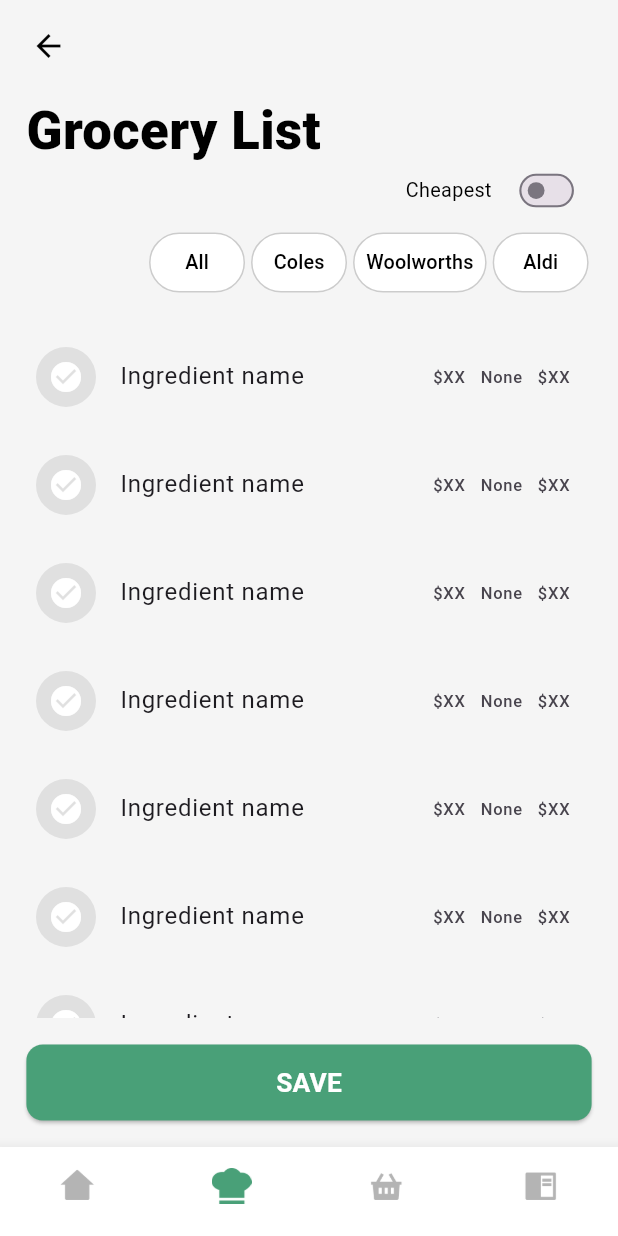
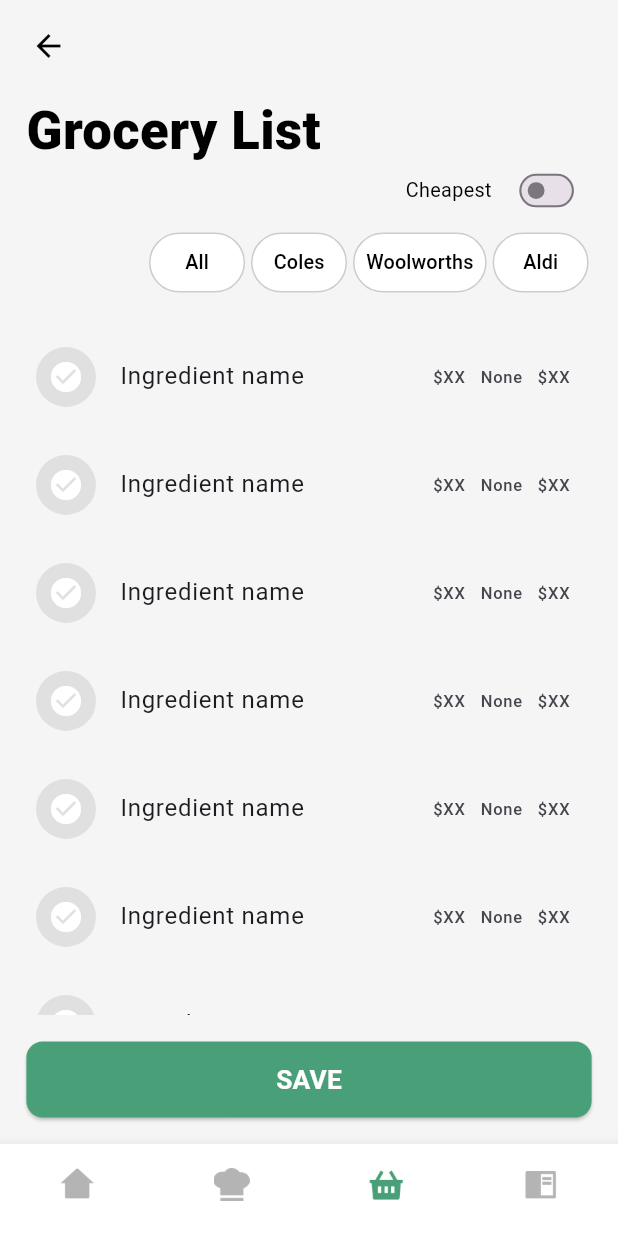
Before and after one commit to aadityayadav17/binarybandits, a Flutter app: the GroceryListScreen screen opened directly, on a phone screen of 412 x 824 dp. Run offline on Flutter 3.47's test engine with Material 3 defaults, Android fonts, the phone set to English and light mode, and no system bars; our stand-ins replace country_code_picker, dropdown_button2, firebase_auth, firebase_core, firebase_database, google_fonts and 1 more; accounts and stored records are empty.

Commit message:
Bottom Navigation (3/n) - Enabled Grocery List

```diff
--- a/lib/screens/grocery_list_screen/grocery_list_screen.dart
+++ b/lib/screens/grocery_list_screen/grocery_list_screen.dart
@@ -2,6 +2,7 @@ import 'package:flutter/material.dart';
 import 'package:google_fonts/google_fonts.dart';
 import 'package:binarybandits/screens/home_screen/home_screen.dart';
 import 'package:binarybandits/screens/weekly_menu_screen/weekly_menu_screen.dart';
+import 'package:binarybandits/screens/recipe_selection_screen/recipe_selection_screen.dart';
 
 // Proportional helper functions
 double proportionalWidth(BuildContext context, double size) {
@@ -239,7 +240,12 @@ class _GroceryListScreenState extends State<GroceryListScreen> {
             );
             break;
           case 1:
-            // Action for Discover Recipe button
+            Navigator.push(
+              context,
+              MaterialPageRoute(
+                builder: (context) => const RecipeSelectionScreen(),
+              ),
+            );
             break;
           case 2:
             // Action for Grocery List button
@@ -267,17 +273,17 @@ class _GroceryListScreenState extends State<GroceryListScreen> {
         ),
         BottomNavigationBarItem(
           icon: Image.asset(
-            'assets/icons/bottom_navigation/discover-recipe-on.png',
-            width: proportionalWidth(context, 24),
-            height: proportionalHeight(context, 24),
+            'assets/icons/bottom_navigation/discover-recipe-off.png',
+            width: proportionalWidth(context, 22),
+            height: proportionalHeight(context, 22),
           ),
           label: '',
         ),
         BottomNavigationBarItem(
           icon: Image.asset(
-            'assets/icons/bottom_navigation/grocery-list-off.png',
-            width: proportionalWidth(context, 24),
-            height: proportionalHeight(context, 24),
+            'assets/icons/bottom_navigation/grocery-list-on.png',
+            width: proportionalWidth(context, 26),
+            height: proportionalHeight(context, 26),
           ),
           label: '',
         ),
--- a/lib/screens/recipe_selection_screen/no_recipe_selection_screen.dart
+++ b/lib/screens/recipe_selection_screen/no_recipe_selection_screen.dart
@@ -3,6 +3,7 @@ import 'package:google_fonts/google_fonts.dart';
 import 'package:binarybandits/screens/home_screen/home_screen.dart';
 import 'package:binarybandits/screens/weekly_menu_screen/weekly_menu_screen.dart';
 import 'package:binarybandits/screens/recipe_overview_screen/recipe_overview_screen.dart';
+import 'package:binarybandits/screens/grocery_list_screen/grocery_list_screen.dart';
 
 // Proportional helper functions
 double proportionalWidth(BuildContext context, double size) {
@@ -169,7 +170,10 @@ class NoRecipeSelectionScreen extends StatelessWidget {
               // Action for Discover Recipe button
               break;
             case 2:
-              // Action for Grocery List button
+              Navigator.pushReplacement(
+                context,
+                MaterialPageRoute(builder: (context) => GroceryListScreen()),
+              );
               break;
             case 3:
               Navigator.pushReplacement(
--- a/lib/screens/weekly_menu_screen/no_weekly_menu_screen.dart
+++ b/lib/screens/weekly_menu_screen/no_weekly_menu_screen.dart
@@ -2,6 +2,7 @@ import 'package:flutter/material.dart';
 import 'package:google_fonts/google_fonts.dart';
 import 'package:binarybandits/screens/home_screen/home_screen.dart';
 import 'package:binarybandits/screens/recipe_selection_screen/recipe_selection_screen.dart';
+import 'package:binarybandits/screens/grocery_list_screen/grocery_list_screen.dart';
 
 class NoWeeklyMenuScreen extends StatelessWidget {
   @override
@@ -129,7 +130,10 @@ class NoWeeklyMenuScreen extends StatelessWidget {
               );
               break;
             case 2:
-              // Action for Grocery List button
+              Navigator.pushReplacement(
+                context,
+                MaterialPageRoute(builder: (context) => GroceryListScreen()),
+              );
               break;
             case 3:
               // Already on Weekly Menu screen
--- a/lib/screens/weekly_menu_screen/weekly_menu_screen.dart
+++ b/lib/screens/weekly_menu_screen/weekly_menu_screen.dart
@@ -8,6 +8,7 @@ import 'package:binarybandits/screens/weekly_menu_screen/widgets/recipe_card_com
 import 'package:binarybandits/screens/weekly_menu_screen/widgets/recipe_information_card.dart';
 import 'package:binarybandits/screens/recipe_selection_screen/recipe_selection_screen.dart';
 import 'package:binarybandits/screens/weekly_menu_screen/no_weekly_menu_screen.dart';
+import 'package:binarybandits/screens/grocery_list_screen/grocery_list_screen.dart';
 import 'package:firebase_auth/firebase_auth.dart';
 import 'package:firebase_database/firebase_database.dart';
 
@@ -643,7 +644,10 @@ class _WeeklyMenuScreenState extends State<WeeklyMenuScreen> {
               );
               break;
             case 2:
-              // Action for Discover Recipe button
+              Navigator.pushReplacement(
+                context,
+                MaterialPageRoute(builder: (context) => GroceryListScreen()),
+              );
               break;
             case 3:
               // Action for Weekly Menu button
```
Also changed, not shown: lib/screens/home_screen/home_screen.dart (+7 -0 lines), lib/screens/home_screen/recipe_search_detail_screen.dart (+14 -3 lines), lib/screens/ingredient_list_screen/ingredient_list_screen.dart (+8 -2 lines), lib/screens/recipe_collection_screen/recipe_collection_detail_screen.dart (+7 -1 lines), lib/screens/recipe_collection_screen/recipe_collection_screen.dart (+7 -1 lines), lib/screens/recipe_history_screen/recipe_history.dart (+7 -1 lines), lib/screens/recipe_history_screen/recipe_history_detail_screen.dart (+7 -2 lines), lib/screens/recipe_overview_screen/recipe_overview_screen.dart (+8 -2 lines), lib/screens/recipe_selection_screen/recipe_selection_screen.dart (+7 -1 lines).
